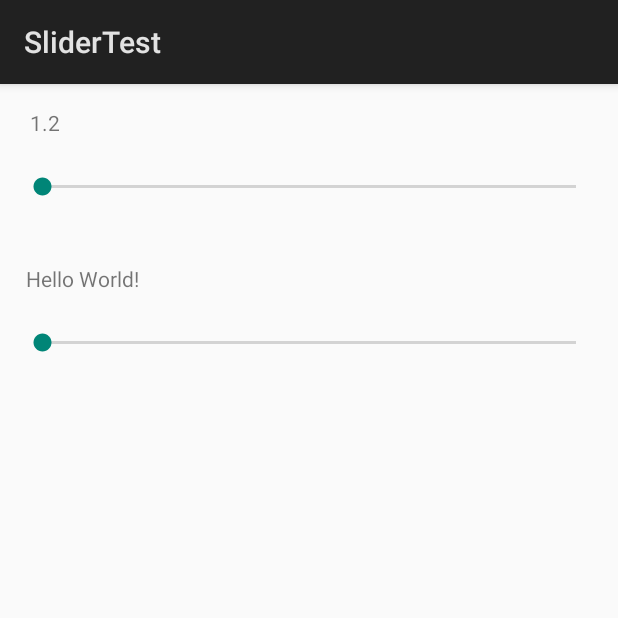
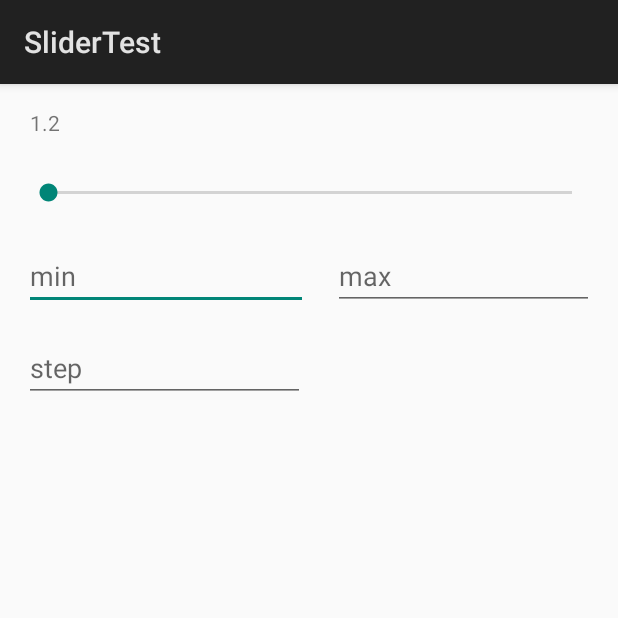
Before and after one commit to adsamcik/Slider, an Android app: the screen it shows after launch (MainActivity), on a phone screen of 412 x 824 dp, the top half of it. Run offline under Robolectric (Android 15) with nearby library versions, the phone set to English and light mode, and no system bars.

Commit message:
Improved test activity

```diff
--- a/app/src/main/java/com/adsamcik/slidertest/MainActivity.java
+++ b/app/src/main/java/com/adsamcik/slidertest/MainActivity.java
@@ -2,9 +2,14 @@ package com.adsamcik.slidertest;
 
 import android.app.Activity;
 import android.os.Bundle;
+import android.text.Editable;
+import android.text.TextWatcher;
+import android.widget.EditText;
 import android.widget.TextView;
 
 import com.adsamcik.slider.Slider;
+
+import org.w3c.dom.Text;
 
 public class MainActivity extends Activity {
 
@@ -14,5 +19,59 @@ public class MainActivity extends Activity {
 		setContentView(R.layout.activity_main);
 		Slider slider = findViewById(R.id.slider);
 		slider.setTextView(findViewById(R.id.slider_title), String::valueOf);
+
+		EditText minEditText = findViewById(R.id.minEditText);
+		minEditText.addTextChangedListener(new TextWatcher() {
+			@Override
+			public void beforeTextChanged(CharSequence s, int start, int count, int after) {
+
+			}
+
+			@Override
+			public void onTextChanged(CharSequence s, int start, int before, int count) {
+				slider.setMin(Float.parseFloat(s.toString()));
+			}
+
+			@Override
+			public void afterTextChanged(Editable s) {
+
+			}
+		});
+
+		EditText maxEditText = findViewById(R.id.maxEditText);
+		maxEditText.addTextChangedListener(new TextWatcher() {
+			@Override
+			public void beforeTextChanged(CharSequence s, int start, int count, int after) {
+
+			}
+
+			@Override
+			public void onTextChanged(CharSequence s, int start, int before, int count) {
+				slider.setMax(Float.parseFloat(s.toString()));
+			}
+
+			@Override
+			public void afterTextChanged(Editable s) {
+
+			}
+		});
+
+		EditText stepEditText = findViewById(R.id.stepEditText);
+		stepEditText.addTextChangedListener(new TextWatcher() {
+			@Override
+			public void beforeTextChanged(CharSequence s, int start, int count, int after) {
+
+			}
+
+			@Override
+			public void onTextChanged(CharSequence s, int start, int before, int count) {
+				slider.setStep(Float.parseFloat(s.toString()));
+			}
+
+			@Override
+			public void afterTextChanged(Editable s) {
+
+			}
+		});
 	}
 }
--- a/app/src/main/res/layout/activity_main.xml
+++ b/app/src/main/res/layout/activity_main.xml
@@ -20,44 +20,58 @@
 
     <com.adsamcik.slider.Slider
         android:id="@+id/slider"
-        app:step="0.005"
-        app:min="1.2"
-        app:max="1.3"
-        android:layout_width="match_parent"
+        android:layout_width="381dp"
         android:layout_height="wrap_content"
-        android:layout_marginEnd="12dp"
-        android:layout_marginStart="12dp"
-        android:layout_marginTop="8dp"
+        android:layout_marginStart="16dp"
+        android:layout_marginTop="12dp"
         android:padding="16dp"
         app:layout_constraintHorizontal_bias="0.0"
         app:layout_constraintLeft_toLeftOf="parent"
         app:layout_constraintRight_toRightOf="parent"
         app:layout_constraintStart_toStartOf="parent"
-        app:layout_constraintTop_toBottomOf="@id/slider_title"/>
+        app:layout_constraintTop_toBottomOf="@id/slider_title"
+        app:max="1.3"
+        app:min="1.2"
+        app:step="0.005"/>
 
-    <TextView
-        android:id="@+id/seek_bar_title"
-        android:layout_width="wrap_content"
+    <EditText
+        android:id="@+id/minEditText"
+        android:layout_width="189dp"
         android:layout_height="wrap_content"
-        android:layout_marginTop="120dp"
-        android:text="Hello World!"
-        app:layout_constraintHorizontal_bias="0.051"
+        android:layout_marginLeft="16dp"
+        android:layout_marginStart="16dp"
+        android:layout_marginTop="8dp"
+        android:ems="10"
+        android:hint="min"
+        android:inputType="numberDecimal"
+        android:tooltipText="min"
         app:layout_constraintLeft_toLeftOf="parent"
+        app:layout_constraintStart_toStartOf="parent"
+        app:layout_constraintTop_toBottomOf="@+id/slider"/>
+
+    <EditText
+        android:id="@+id/maxEditText"
+        android:layout_width="174dp"
+        android:layout_height="wrap_content"
+        android:layout_marginRight="16dp"
+        android:layout_marginTop="8dp"
+        android:ems="10"
+        android:hint="max"
+        android:inputType="numberDecimal"
+        android:tooltipText="max"
         app:layout_constraintRight_toRightOf="parent"
-        app:layout_constraintTop_toTopOf="parent"/>
+        app:layout_constraintTop_toBottomOf="@+id/slider"/>
 
-    <SeekBar
-        android:layout_width="0dp"
+    <EditText
+        android:id="@+id/stepEditText"
+        android:layout_width="187dp"
         android:layout_height="wrap_content"
-        android:layout_marginEnd="12dp"
-        android:layout_marginStart="12dp"
-        android:layout_marginTop="8dp"
-        android:padding="16dp"
-        app:layout_constraintEnd_toEndOf="parent"
-        app:layout_constraintHorizontal_bias="0.25"
+        android:layout_marginLeft="16dp"
+        android:layout_marginTop="16dp"
+        android:ems="10"
+        android:hint="step"
+        android:inputType="numberDecimal"
         app:layout_constraintLeft_toLeftOf="parent"
-        app:layout_constraintRight_toRightOf="parent"
-        app:layout_constraintStart_toStartOf="parent"
-        app:layout_constraintTop_toBottomOf="@id/seek_bar_title"/>
+        app:layout_constraintTop_toBottomOf="@+id/minEditText"/>
 
 </android.support.constraint.ConstraintLayout>
```
